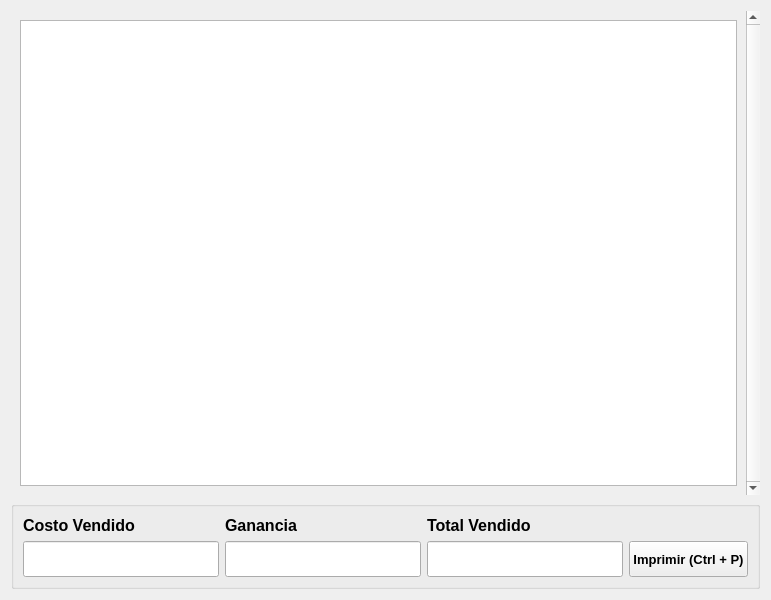
Old version of the form ui/listaventas.ui in the repository OesteDEV/TPV.
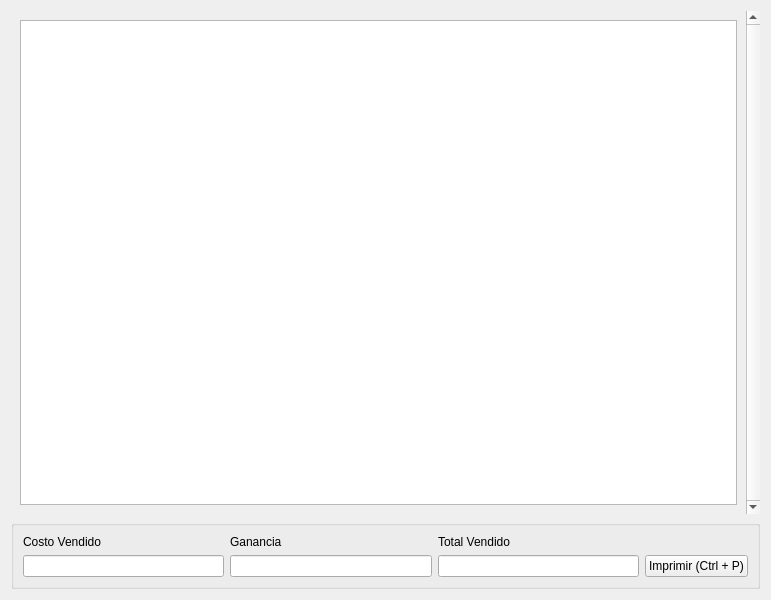
New version of the form. Icons and pictures are not drawn.

Patch:
```diff
--- a/ui/listaventas.ui
+++ b/ui/listaventas.ui
@@ -41,7 +41,7 @@
         <x>0</x>
         <y>0</y>
         <width>736</width>
-        <height>496</height>
+        <height>509</height>
        </rect>
       </property>
       <layout class="QGridLayout" name="gridLayout_3">
@@ -60,14 +60,6 @@
      <layout class="QGridLayout" name="gridLayout_2">
       <item row="0" column="0">
        <widget class="QLabel" name="label">
-        <property name="font">
-         <font>
-          <family>Arial</family>
-          <pointsize>12</pointsize>
-          <weight>75</weight>
-          <bold>true</bold>
-         </font>
-        </property>
         <property name="text">
          <string>Costo Vendido</string>
         </property>
@@ -75,14 +67,6 @@
       </item>
       <item row="0" column="1">
        <widget class="QLabel" name="label_2">
-        <property name="font">
-         <font>
-          <family>Arial</family>
-          <pointsize>12</pointsize>
-          <weight>75</weight>
-          <bold>true</bold>
-         </font>
-        </property>
         <property name="text">
          <string>Ganancia</string>
         </property>
@@ -90,14 +74,6 @@
       </item>
       <item row="0" column="2">
        <widget class="QLabel" name="label_3">
-        <property name="font">
-         <font>
-          <family>Arial</family>
-          <pointsize>12</pointsize>
-          <weight>75</weight>
-          <bold>true</bold>
-         </font>
-        </property>
         <property name="text">
          <string>Total Vendido</string>
         </property>
@@ -111,13 +87,6 @@
           <verstretch>0</verstretch>
          </sizepolicy>
         </property>
-        <property name="font">
-         <font>
-          <pointsize>18</pointsize>
-          <weight>75</weight>
-          <bold>true</bold>
-         </font>
-        </property>
        </widget>
       </item>
       <item row="1" column="1">
@@ -128,13 +97,6 @@
           <verstretch>0</verstretch>
          </sizepolicy>
         </property>
-        <property name="font">
-         <font>
-          <pointsize>18</pointsize>
-          <weight>75</weight>
-          <bold>true</bold>
-         </font>
-        </property>
        </widget>
       </item>
       <item row="1" column="2">
@@ -145,13 +107,6 @@
           <verstretch>0</verstretch>
          </sizepolicy>
         </property>
-        <property name="font">
-         <font>
-          <pointsize>18</pointsize>
-          <weight>75</weight>
-          <bold>true</bold>
-         </font>
-        </property>
        </widget>
       </item>
       <item row="1" column="3">
@@ -162,14 +117,6 @@
           <verstretch>0</verstretch>
          </sizepolicy>
         </property>
-        <property name="font">
-         <font>
-          <family>Arial</family>
-          <pointsize>10</pointsize>
-          <weight>75</weight>
-          <bold>true</bold>
-         </font>
-        </property>
         <property name="text">
          <string>Imprimir (Ctrl + P)</string>
         </property>
```
